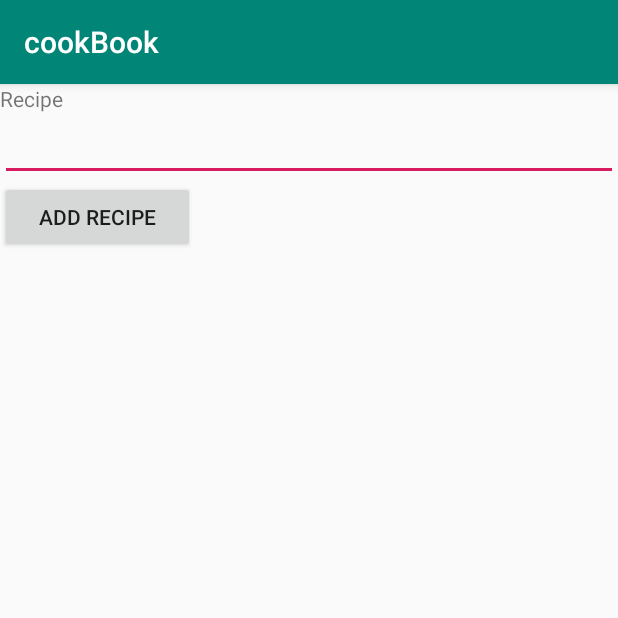
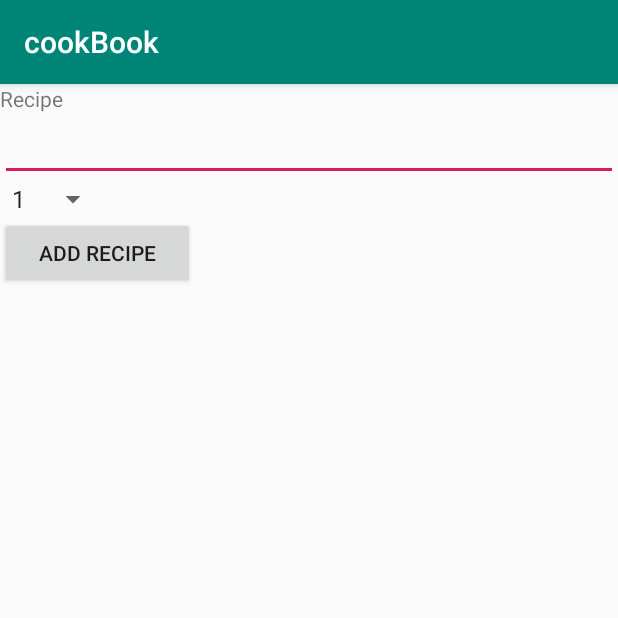
Before and after one commit to stijnhhh/cookbook, an Android app: the fragment addRecipeFragment shown on its own in the app's theme, after a tap on "ADD RECIPE", on a phone screen of 412 x 824 dp, the top half of it. Run offline under Robolectric (Android 15) with nearby library versions, the phone set to English and light mode, and no system bars.

Commit message:
Category added to LocalStorage DB

```diff
--- a/app/src/main/java/be/thomasmore/cookbook/ui/addRecipe/addRecipeFragment.java
+++ b/app/src/main/java/be/thomasmore/cookbook/ui/addRecipe/addRecipeFragment.java
@@ -5,8 +5,10 @@ import android.util.Log;
 import android.view.LayoutInflater;
 import android.view.View;
 import android.view.ViewGroup;
+import android.widget.ArrayAdapter;
 import android.widget.Button;
 import android.widget.EditText;
+import android.widget.Spinner;
 import android.widget.TextView;
 import android.widget.Toast;
 
@@ -16,8 +18,12 @@ import androidx.fragment.app.Fragment;
 import androidx.lifecycle.Observer;
 import androidx.lifecycle.ViewModelProviders;
 
+import java.util.ArrayList;
+import java.util.List;
+
 import be.thomasmore.cookbook.R;
 import be.thomasmore.cookbook.ui.helpers.DatabaseHelper;
+import be.thomasmore.cookbook.ui.models.Category;
 import be.thomasmore.cookbook.ui.models.Recipe;
 
 public class addRecipeFragment extends Fragment {
@@ -27,6 +33,7 @@ public class addRecipeFragment extends Fragment {
     private AddRecipeViewModel addRecipeViewModel;
 
     private Button addRecipeBtn;
+    private Spinner spinnerCategories;
 
     public View onCreateView(@NonNull LayoutInflater inflater,
                              ViewGroup container, Bundle savedInstanceState) {
@@ -45,6 +52,8 @@ public class addRecipeFragment extends Fragment {
         });
 
         db = new DatabaseHelper(getActivity());
+
+        addCategoriesToSpinner();
         return root;
     }
 
@@ -60,5 +69,24 @@ public class addRecipeFragment extends Fragment {
         Toast.makeText(getActivity(),db.getRecipes() + "",Toast.LENGTH_SHORT).show();
     }
 
+    public void addCategoriesToSpinner(){
+        spinnerCategories = (Spinner) root.findViewById(R.id.categoryspinner);
+        List<String> list = new ArrayList<String>();
+
+        //db.getCategories();
+
+        list.add("1");
+        list.add("1");
+        list.add("1");
+        list.add("1");
+        /*for(Category category : categories){
+            list.add(category.toString());
+
+        }*/
+        ArrayAdapter<String> dataAdapter = new ArrayAdapter<String>(getActivity(),
+                android.R.layout.simple_spinner_item, list);
+        dataAdapter.setDropDownViewResource(android.R.layout.simple_spinner_dropdown_item);
+        spinnerCategories.setAdapter(dataAdapter);
+    }
 
 }
--- a/app/src/main/java/be/thomasmore/cookbook/ui/helpers/DatabaseHelper.java
+++ b/app/src/main/java/be/thomasmore/cookbook/ui/helpers/DatabaseHelper.java
@@ -9,6 +9,7 @@ import android.database.sqlite.SQLiteOpenHelper;
 import java.util.ArrayList;
 import java.util.List;
 
+import be.thomasmore.cookbook.ui.models.Category;
 import be.thomasmore.cookbook.ui.models.Recipe;
 
 public class DatabaseHelper extends SQLiteOpenHelper {
@@ -25,44 +26,41 @@ public class DatabaseHelper extends SQLiteOpenHelper {
 
     public DatabaseHelper(Context context) {
         super(context, DATABASE_NAME, null, DATABASE_VERSION);
+
     }
 
     // methode wordt uitgevoerd als de database gecreëerd wordt
     // hierin de tables creëren en opvullen met gegevens
     @Override
     public void onCreate(SQLiteDatabase db) {
+
+        String CREATE_TABLE_CATEGORY= "CREATE TABLE category (" +
+                "categoryId INTEGER PRIMARY KEY," +
+                "name TEXT)";
+        db.execSQL(CREATE_TABLE_CATEGORY);
+
         String CREATE_TABLE_RECIPE = "CREATE TABLE recipe (" +
-                "id INTEGER PRIMARY KEY," +
-                "name TEXT)";
+                "recipeId INTEGER PRIMARY KEY AUTOINCREMENT," +
+                "name TEXT," +
+                "categoryId INTEGER," +
+                "FOREIGN KEY (categoryId) REFERENCES category(categoryId))";
         db.execSQL(CREATE_TABLE_RECIPE);
 
-        /*String CREATE_TABLE_CATEGORY= "CREATE TABLE category (" +
-                "id INTEGER PRIMARY KEY AUTOINCREMENT," +
-                "name TEXT," +
-                "FOREIGN KEY (partyId) REFERENCES party(id))";
-        db.execSQL(CREATE_TABLE_CATEGORY);
-*/
+        insertCategories(db);
         insertRecipes(db);
     }
 
     private void insertRecipes(SQLiteDatabase db) {
-        db.execSQL("INSERT INTO recipe (recipeId, name) VALUES (1, 'Apple pie');");
-        db.execSQL("INSERT INTO recipe (recipeId, name) VALUES (2, 'Spaghetti bolognese');");
+        db.execSQL("INSERT INTO recipe (name, categoryId) VALUES ('Apple pie', 1);");
+        db.execSQL("INSERT INTO recipe (name, categoryId) VALUES ('Spaghetti bolognese', 2);");
     }
 
-    private void insertPresidents(SQLiteDatabase db) {
-        db.execSQL("INSERT INTO president (name, term, partyId) VALUES ('Roosevelt, Franklin Delano', '1933-1945', 2);");
-        db.execSQL("INSERT INTO president (name, term, partyId) VALUES ('Truman, Harry ', '1945-1953', 2);");
-        db.execSQL("INSERT INTO president (name, term, partyId) VALUES ('Eisenhower, Dwight David', '1953-1961', 1);");
-        db.execSQL("INSERT INTO president (name, term, partyId) VALUES ('Kennedy, John Fitzgerald', '1961-1963', 2);");
-        db.execSQL("INSERT INTO president (name, term, partyId) VALUES ('Johnson, Lyndon Baines ', '1963-1969', 2);");
-        db.execSQL("INSERT INTO president (name, term, partyId) VALUES ('Nixon, Richard Milhous ', '1969-1974', 1);");
-        db.execSQL("INSERT INTO president (name, term, partyId) VALUES ('Ford, Gerald Rudolph ', '1974-1977', 1);");
-        db.execSQL("INSERT INTO president (name, term, partyId) VALUES ('Carter, James Earl Jr.', '1977-1981', 2);");
-        db.execSQL("INSERT INTO president (name, term, partyId) VALUES ('Reagan, Ronald Wilson', '1981-1989', 1);");
-        db.execSQL("INSERT INTO president (name, term, partyId) VALUES ('Bush, George Herbert Walker ', '1989-1993', 1);");
-        db.execSQL("INSERT INTO president (name, term, partyId) VALUES ('Clinton, William Jefferson ', '1993-2001', 2);");
-        db.execSQL("INSERT INTO president (name, term, partyId) VALUES ('Bush, George Walker', '2001-2009', 1);");
+    private void insertCategories(SQLiteDatabase db) {
+        db.execSQL("INSERT INTO category (categoryId, name) VALUES (1, 'Dessert');");
+        db.execSQL("INSERT INTO category (categoryId, name) VALUES (2, 'Pasta');");
+        db.execSQL("INSERT INTO category (categoryId, name) VALUES (3, 'Vegetarian');");
+        db.execSQL("INSERT INTO category (categoryId, name) VALUES (4, 'Seafood');");
+        db.execSQL("INSERT INTO category (categoryId, name) VALUES (5, 'Breakfast');");
 
     }
 
@@ -70,8 +68,8 @@ public class DatabaseHelper extends SQLiteOpenHelper {
     // hierin de vorige tabellen wegdoen en opnieuw creëren
     @Override
     public void onUpgrade(SQLiteDatabase db, int oldVersion, int newVersion) {
+        db.execSQL("DROP TABLE IF EXISTS category");
         db.execSQL("DROP TABLE IF EXISTS recipe");
-        //db.execSQL("DROP TABLE IF EXISTS party");
 
         // Create tables again
         onCreate(db);
@@ -87,6 +85,7 @@ public class DatabaseHelper extends SQLiteOpenHelper {
 
         ContentValues values = new ContentValues();
         values.put("name", recipe.getName());
+        values.put("categoryId", 1);
 
         long id = db.insert("recipe", null, values);
 
@@ -105,7 +104,7 @@ public class DatabaseHelper extends SQLiteOpenHelper {
         if (cursor.moveToFirst()) {
             do {
                 Recipe recipe = new Recipe(cursor.getLong(0),
-                        cursor.getString(1), cursor.getLong(3));
+                        cursor.getString(1), cursor.getLong(2));
                 lijst.add(recipe);
             } while (cursor.moveToNext());
         }
@@ -115,4 +114,24 @@ public class DatabaseHelper extends SQLiteOpenHelper {
         return lijst;
     }
 
+    public List<Category> getCategories() {
+        List<Category> lijst = new ArrayList<Category>();
+
+        String selectQuery = "SELECT  * FROM category";
+
+        SQLiteDatabase db = this.getReadableDatabase();
+        Cursor cursor = db.rawQuery(selectQuery, null);
+
+        if (cursor.moveToFirst()) {
+            do {
+                Category category = new Category(cursor.getLong(0),
+                        cursor.getString(1));
+                lijst.add(category);
+            } while (cursor.moveToNext());
+        }
+
+        cursor.close();
+        db.close();
+        return lijst;
+    }
 }
--- a/app/src/main/res/layout/fragment_add_recipe.xml
+++ b/app/src/main/res/layout/fragment_add_recipe.xml
@@ -23,6 +23,11 @@
             android:inputType="text"
             />
 
+        <Spinner
+            android:layout_width="wrap_content"
+            android:layout_height="wrap_content"
+            android:id="@+id/categoryspinner"/>
+
         <Button
             android:id="@+id/buttonAdd"
             android:layout_width="130dp"
--- a/app/src/main/res/values/strings.xml
+++ b/app/src/main/res/values/strings.xml
@@ -15,7 +15,6 @@
 
     <string name="addrecipe_recipelabel">Recipe</string>
 
-
     <string name="info_githublinks">
         <a href="https://github.com/stijnhhh">Stijn Haerkens</a> &amp;
         <a href="https://github.com/aswevers">Amber Swevers</a>
```
